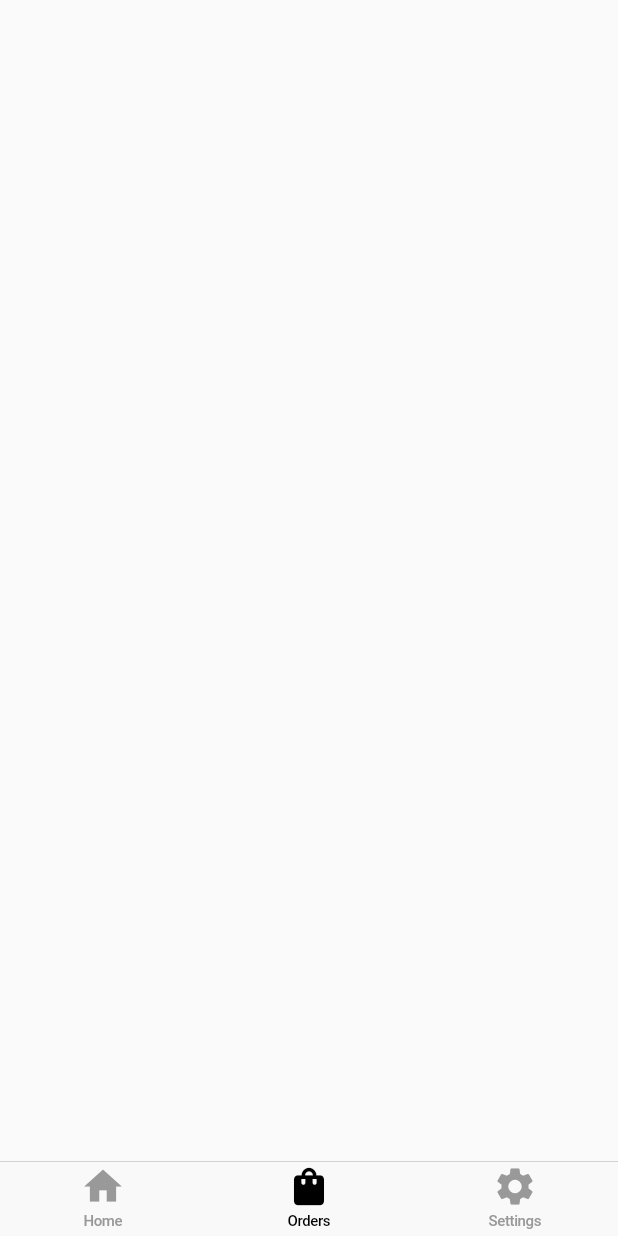
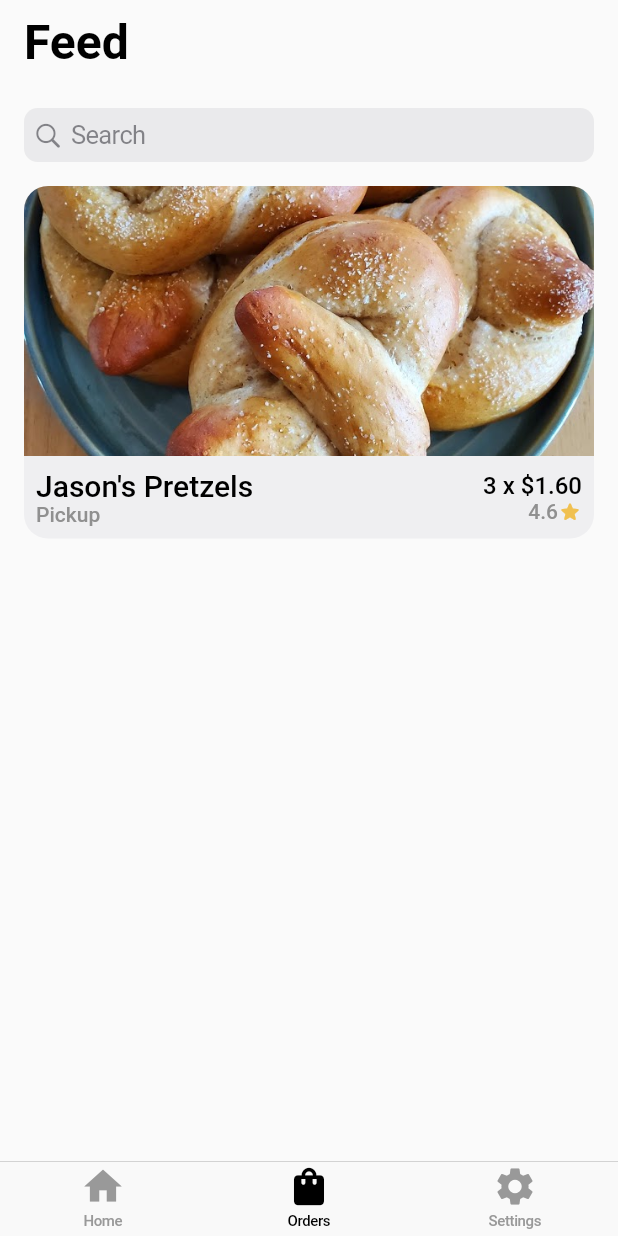
Before and after one commit to Cofu-HackSC/client, a Flutter app: the HomePage screen opened by its route, item 2 of the bottom bar chosen, on a phone screen of 412 x 824 dp. Run offline on Flutter 3.47's test engine with Material 2 defaults, Android fonts, the phone set to English and light mode, and no system bars; our stand-ins replace location, sliding_up_panel.

Commit message:
worked on orders ui

```diff
--- a/lib/components/orders_tile.dart
+++ b/lib/components/orders_tile.dart
@@ -2,12 +2,13 @@ import 'package:app/components/themed_text.dart';
 import 'package:app/global/app_theme.dart';
 import 'package:app/models/cook_profile.dart';
 import 'package:app/models/item.dart';
+import 'package:app/models/sale.dart';
 import 'package:app/pages/item_info.dart';
 import 'package:flutter/material.dart';
 
 class OrderTile extends StatelessWidget {
-  final Item item;
-  OrderTile({@required this.item});
+  final Sale sale;
+  OrderTile({@required this.sale});
 
   @override
   Widget build(BuildContext context) {
@@ -19,7 +20,7 @@ class OrderTile extends StatelessWidget {
           MaterialPageRoute(
             fullscreenDialog: true,
             builder: (c) => ItemInfoPage(
-              item: item,
+              item: sale.item,
             ),
           ),
         ),
@@ -31,7 +32,9 @@ class OrderTile extends StatelessWidget {
             padding: EdgeInsets.zero),
         child: ClipRRect(
           borderRadius: BorderRadius.circular(16),
-          child: Column(
+          child: Stack(
+            children: [
+              Column(
                 crossAxisAlignment: CrossAxisAlignment.start,
                 children: [
                   Hero(
@@ -41,7 +44,7 @@ class OrderTile extends StatelessWidget {
                       height: 180,
                       width: MediaQuery.of(context).size.width,
                     ),
-                tag: item.itemID,
+                    tag: sale.item.itemID,
                   ),
                   Padding(
                     padding: EdgeInsets.all(8),
@@ -55,11 +58,11 @@ class OrderTile extends StatelessWidget {
                               crossAxisAlignment: CrossAxisAlignment.start,
                               children: [
                                 ThemedText(
-                              item.name,
+                                  sale.item.name,
                                   type: Type.h2,
                                 ),
                                 ThemedText(
-                              '${item.delivery ? item.pickup ? 'Delivery and Pickup' : 'Delivery' : item.pickup ? 'Pickup' : 'Error'}',
+                                  '${sale.pickup ? 'Pickup' : 'Delivery'}',
                                   type: Type.subtitle,
                                 ),
                               ],
@@ -68,13 +71,14 @@ class OrderTile extends StatelessWidget {
                               crossAxisAlignment: CrossAxisAlignment.end,
                               children: [
                                 ThemedText(
-                              '\$' + item.cost.toStringAsFixed(2),
+                                  '${sale.amount} x \$' +
+                                      sale.item.cost.toStringAsFixed(2),
                                   // type: Type.subtitle,
                                 ),
                                 Row(
                                   children: [
                                     ThemedText(
-                                  item.avgItemRating.toString(),
+                                      sale.item.avgItemRating.toString(),
                                       type: Type.subtitle,
                                     ),
                                     Icon(
@@ -93,6 +97,18 @@ class OrderTile extends StatelessWidget {
                   )
                 ],
               ),
+              if (sale.fulfilled)
+                Positioned(
+                  right: 8,
+                  child: FloatingActionButton(
+                    mini: true,
+                    child: Icon(Icons.check),
+                    onPressed: () {},
+                    backgroundColor: Colors.green[600],
+                  ),
+                )
+            ],
+          ),
         ),
       ),
     );
--- a/lib/models/sale.dart
+++ b/lib/models/sale.dart
@@ -4,19 +4,16 @@ import 'package:flutter/foundation.dart';
 import 'item.dart';
 
 class Sale {
-  String saleID, sellerID, buyerID, itemID, ratingText;
+  String saleID, buyerID, ratingText;
   int amount;
   double totalCost, rating;
   bool hide, pickup, fulfilled;
   Item item;
-  CookProfile cook;
   User buyer;
 
   Sale({
     @required this.saleID,
-    @required this.sellerID,
     @required this.buyerID,
-    @required this.itemID,
     @required this.ratingText,
     @required this.amount,
     @required this.totalCost,
@@ -25,7 +22,6 @@ class Sale {
     @required this.pickup,
     @required this.fulfilled,
     @required this.item,
-    @required this.cook,
     @required this.buyer,
   });
 }
--- a/lib/pages/home.dart
+++ b/lib/pages/home.dart
@@ -5,6 +5,8 @@ import 'package:app/pages/settings.dart';
 import 'package:flutter/material.dart';
 
 import 'feed.dart';
+import 'order.dart';
+import 'orders.dart';
 
 class HomePage extends StatefulWidget {
   final Session session;
@@ -41,7 +43,7 @@ class _HomePageState extends State<HomePage> {
             case 0:
               return FeedPage();
             case 1:
-              return Container();
+              return OrdersPage();
             default:
               return SettingsPage();
           }
--- a/lib/pages/orders.dart
+++ b/lib/pages/orders.dart
@@ -1,23 +1,27 @@
 import 'package:app/components/feed_tile.dart';
 import 'package:app/components/header.dart';
+import 'package:app/components/orders_tile.dart';
 import 'package:app/models/cook_profile.dart';
 import 'package:app/models/item.dart';
+import 'package:app/models/sale.dart';
+import 'package:app/models/user.dart';
 import 'package:flutter/cupertino.dart';
 import 'package:flutter/material.dart';
 
-class OrderPage extends StatefulWidget {
+class OrdersPage extends StatefulWidget {
   @override
-  _OrderPageState createState() => _OrderPageState();
+  _OrdersPageState createState() => _OrdersPageState();
 }
 
-class _OrderPageState extends State<OrderPage> {
-  List<Item> items;
+class _OrdersPageState extends State<OrdersPage> {
+  List<Sale> orders;
 
   @override
   void initState() {
     super.initState();
-    items = [
-      new Item(
+    orders = [
+      new Sale(
+        item: new Item(
           itemID: 'sdgsdgsdgesr',
           sellerID: 'sdgsdg',
           photoURL: 'sdg',
@@ -25,8 +29,10 @@ class _OrderPageState extends State<OrderPage> {
           avgItemRating: 4.6,
           delivery: true,
           pickup: true,
-        ingredients: 'Flour, Milk, Yeast, Olive Oil, Sugar, Salt, Baking Soda',
-        description: 'A yummy yummy for your tummy treat made by yours truely.',
+          ingredients:
+              'Flour, Milk, Yeast, Olive Oil, Sugar, Salt, Baking Soda',
+          description:
+              'A yummy yummy for your tummy treat made by yours truely.',
           cost: 1.60,
           stock: 16,
           cook: CookProfile(
@@ -37,6 +43,17 @@ class _OrderPageState extends State<OrderPage> {
             contact: 'jason.telanoff@gmail.com',
             id: 'asdfje',
           ),
+        ),
+        amount: 3,
+        buyer: new User(),
+        buyerID: 'aje;fj ',
+        fulfilled: false,
+        hide: false,
+        pickup: true,
+        rating: null,
+        ratingText: '',
+        saleID: 'erjere',
+        totalCost: 4.80,
       ),
     ];
   }
@@ -54,10 +71,12 @@ class _OrderPageState extends State<OrderPage> {
         ),
         SliverList(
           delegate: SliverChildBuilderDelegate(
-            (c, i) => FeedTile(
-              item: items[i],
+            (c, i) => orders[i].hide
+                ? Container()
+                : OrderTile(
+                    sale: orders[i],
                   ),
-            childCount: items.length,
+            childCount: orders.length,
           ),
         )
       ],
```
Lines whose indentation alone changed are shown as unchanged.
